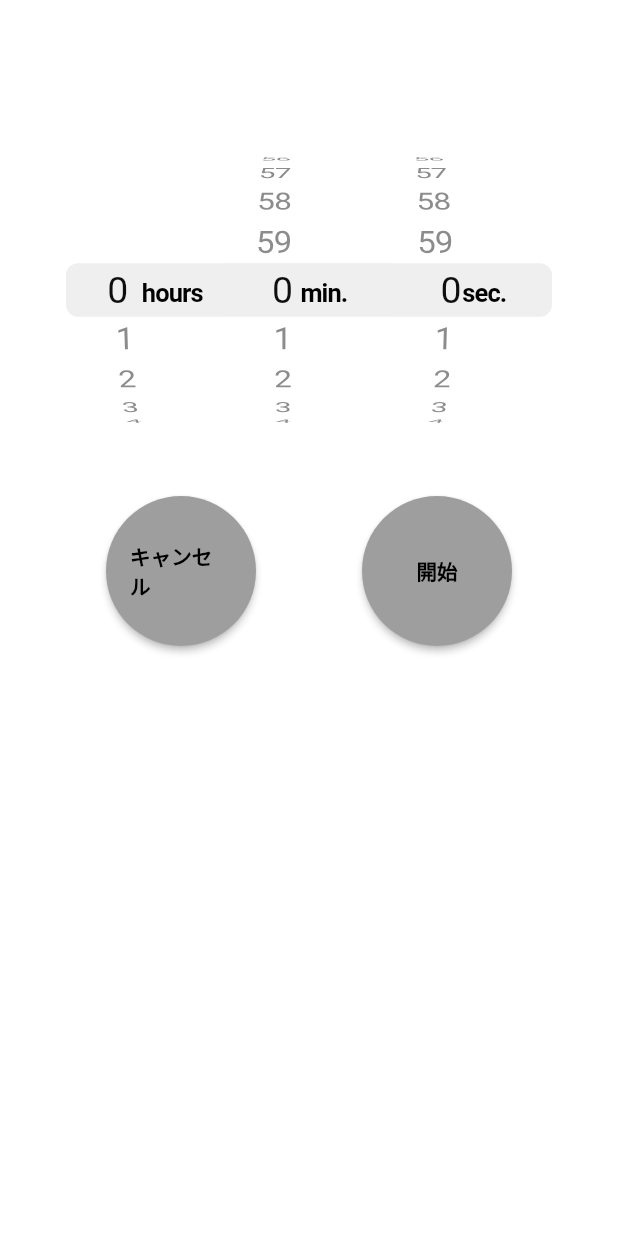
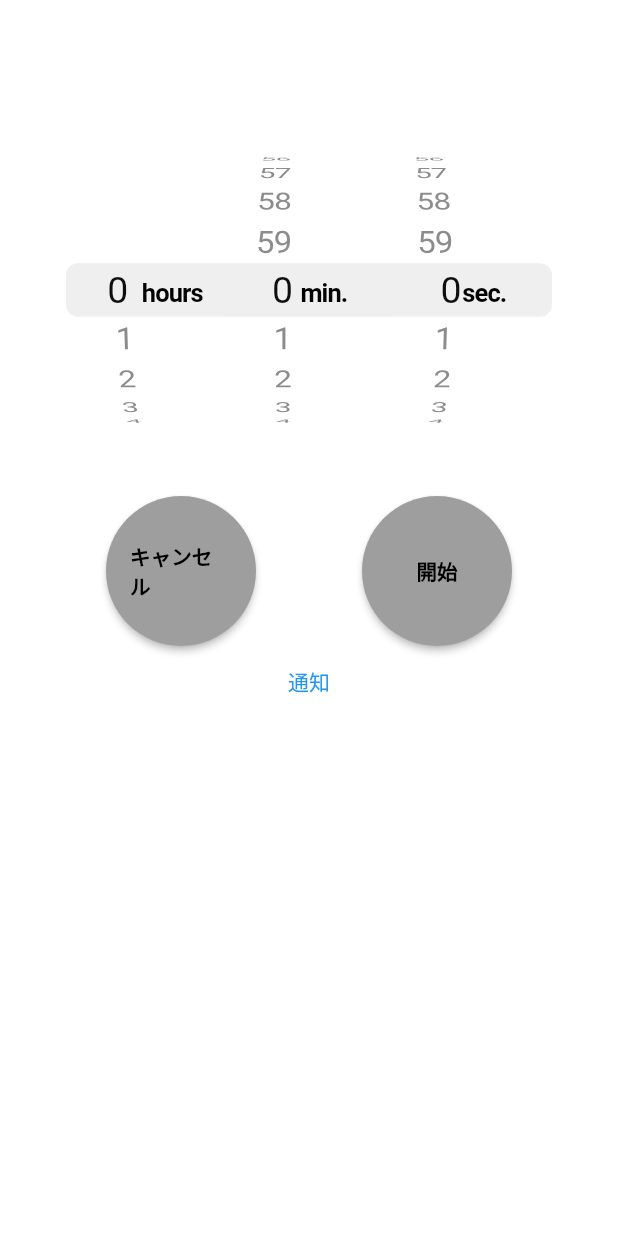
Before and after one commit to iseruuuuu/vibration_timer_app, a Flutter app: the screen it shows after launch, on a phone screen of 412 x 824 dp. Run offline on Flutter 3.47's test engine with Material 2 defaults, Android fonts, the phone set to English and light mode, and no system bars; our stand-ins replace flutter_local_notifications, freezed_annotation, state_notifier, timer_count_down, vibration; missing offline and left inert: flutter_state_notifier.

Commit message:
add: 整理

```diff
--- a/lib/main.dart
+++ b/lib/main.dart
@@ -1,6 +1,4 @@
 import 'package:flutter/material.dart';
-import 'package:vibration_timer/timer/timer_screen.dart';
-import 'package:vibration_timer/timer_ful/timer_ful_screen.dart';
 import 'package:vibration_timer/title/title_ful_screen.dart';
 
 void main() {
@@ -13,7 +11,6 @@ class MyApp extends StatelessWidget {
   @override
   Widget build(BuildContext context) {
     return const MaterialApp(
-      // home: TimerFulScreen(),
       home: TitleFulScreen(),
     );
   }
--- a/lib/title/title_ful_screen.dart
+++ b/lib/title/title_ful_screen.dart
@@ -1,5 +1,6 @@
 import 'package:flutter/cupertino.dart';
 import 'package:flutter/material.dart';
+import 'package:flutter_local_notifications/flutter_local_notifications.dart';
 import 'package:timer_count_down/timer_controller.dart';
 import 'package:timer_count_down/timer_count_down.dart';
 import 'package:vibration_timer/conponent/button.dart';
@@ -19,6 +20,37 @@ class _TitleFulScreenState extends State<TitleFulScreen> {
   bool isStart = false;
   bool isPause = false;
   int setTime = 0;
+
+  // Future onDidReceiveLocalNotification(
+  //     //int id,
+  //     String title,
+  //     String body,
+  //     //String payload
+  //     ) async {
+  //   // display a dialog with the notification details, tap ok to go to another page
+  //   showDialog(
+  //     context: context,
+  //     builder: (BuildContext context) => CupertinoAlertDialog(
+  //       title: Text(title),
+  //       content: Text(body),
+  //       actions: [
+  //         CupertinoDialogAction(
+  //           isDefaultAction: true,
+  //           child: Text('Ok'),
+  //           onPressed: () async {
+  //             Navigator.of(context, rootNavigator: true).pop();
+  //             // await Navigator.push(
+  //             //   context,
+  //             //   MaterialPageRoute(
+  //             //     builder: (context) => SecondScreen(payload),
+  //             //   ),
+  //             // );
+  //           },
+  //         )
+  //       ],
+  //     ),
+  //   );
+  // }
 
   @override
   Widget build(BuildContext context) {
@@ -106,6 +138,10 @@ class _TitleFulScreenState extends State<TitleFulScreen> {
               ),
             ],
           ),
+          TextButton(
+            onPressed: () {},
+            child: const Text('通知'),
+          ),
           const Spacer(),
         ],
       ),
```
Also changed, not shown: 1 other file.
